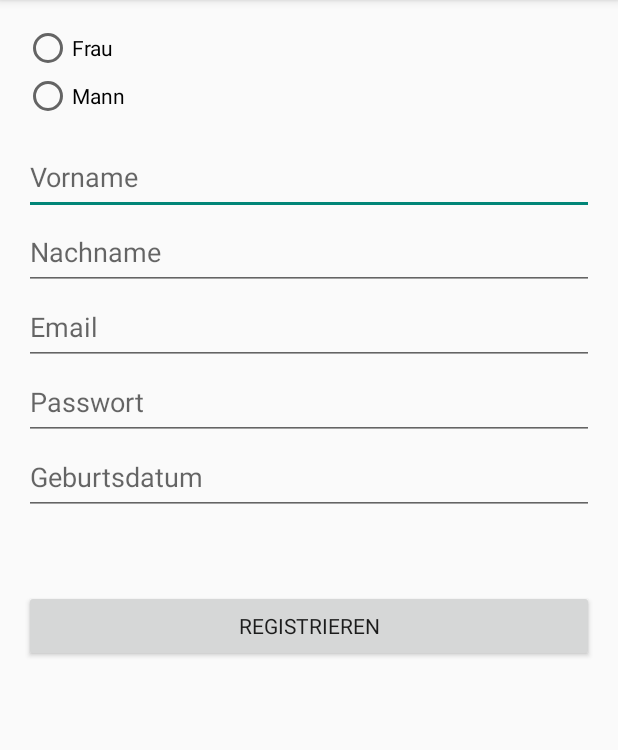
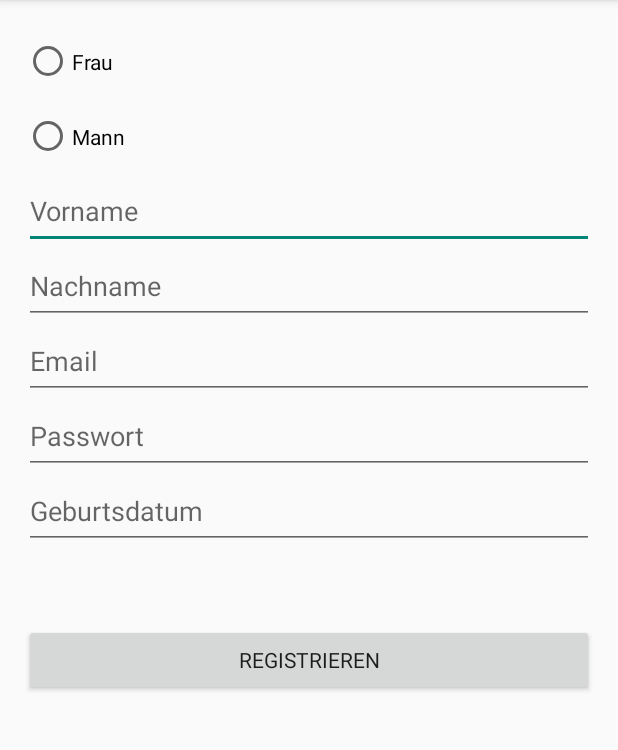
Before and after one commit to melu1025/BehoerdeToGo, an Android app built with Jetpack Compose: the RegistrationActivity screen opened directly, with no data from a screen before it, on a phone screen of 412 x 824 dp, the part 84-834 px from its top. Run offline under Robolectric (Android 15) with nearby library versions, the phone set to English and light mode, and no system bars.

```diff
--- a/app/src/main/java/com/example/behordetogo/DatabaseHelper.java
+++ b/app/src/main/java/com/example/behordetogo/DatabaseHelper.java
@@ -9,9 +9,8 @@ import android.database.sqlite.SQLiteOpenHelper;
 
 public class DatabaseHelper extends SQLiteOpenHelper {
 
-    private static final String DATABASE_NAME = "user.db";
+    private static final String DATABASE_NAME = "app.db";
     private static final String TABLE_NAME = "user";
-    private static final String COL_1 = "ID";
     private static final String COL_2 = "EMAIL";
     private static final String COL_3 = "PASSWORD";
     private static final String COL_4 = "Vorname";
--- a/app/src/main/java/com/example/behordetogo/MainActivity.java
+++ b/app/src/main/java/com/example/behordetogo/MainActivity.java
@@ -5,5 +5,5 @@ import androidx.activity.ComponentActivity;
 
 
 class MainActivity extends ComponentActivity {
-
+    //TODO
 }
--- a/app/src/main/java/com/example/behordetogo/RegistrationActivity.java
+++ b/app/src/main/java/com/example/behordetogo/RegistrationActivity.java
@@ -20,6 +20,7 @@ public class RegistrationActivity extends AppCompatActivity {
         passwordEditText = findViewById(R.id.passwordEditText);
         vornameEditText = findViewById(R.id.vornameEditText);
         nachnameEditText = findViewById(R.id.nachnameEditText);
+        geburtsdatumEditText = findViewById(R.id.geburtsdatumEditText);
         Button registerButton = findViewById(R.id.registerButton);
         db = new DatabaseHelper(this);
 
--- a/app/src/main/res/layout/activity_register.xml
+++ b/app/src/main/res/layout/activity_register.xml
@@ -7,18 +7,18 @@
 
     <RadioGroup
         android:layout_width="196dp"
-        android:layout_height="77dp">
+        android:layout_height="100dp">
 
         <RadioButton
             android:id="@+id/radioButton"
             android:layout_width="100dp"
-            android:layout_height="wrap_content"
+            android:layout_height="50dp"
             android:text="@string/frau" />
 
         <RadioButton
             android:id="@+id/radioButton2"
             android:layout_width="100dp"
-            android:layout_height="wrap_content"
+            android:layout_height="50dp"
             android:text="@string/mann" />
     </RadioGroup>
 
@@ -26,6 +26,7 @@
         android:id="@+id/vornameEditText"
         android:layout_width="match_parent"
         android:layout_height="50dp"
+        android:inputType="text"
         android:hint="@string/vorname" />
 
 
@@ -33,6 +34,7 @@
         android:id="@+id/nachnameEditText"
         android:layout_width="match_parent"
         android:layout_height="50dp"
+        android:inputType="text"
         android:hint="@string/nachname" />
 
 
@@ -56,6 +58,7 @@
         android:layout_width="match_parent"
         android:layout_height="50dp"
         android:hint="@string/geburtsdatum"
+        android:autofillHints="DD-MM-YYYY"
         android:inputType="date" />
 
     <Button
```
